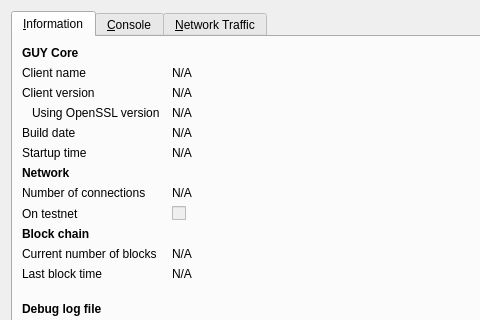
Old version of the form src/qt/forms/rpcconsole.ui in the repository spayse/uh; both pictures show x 0 to 480 and y 0 to 320 of the 740 by 450 pixel window.
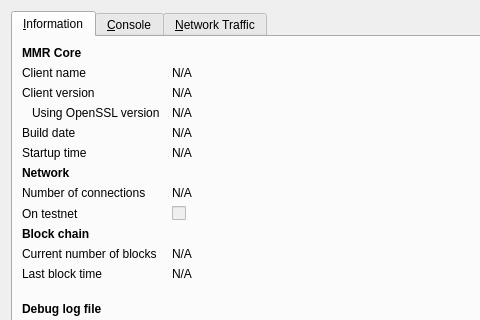
New version of the form. Icons and pictures are not drawn. Custom widgets are drawn as their Qt base class.

The edit to the form file:
```diff
--- a/src/qt/forms/rpcconsole.ui
+++ b/src/qt/forms/rpcconsole.ui
@@ -36,7 +36,7 @@
           </font>
          </property>
          <property name="text">
-          <string>GUY Core</string>
+          <string>MMR Core</string>
          </property>
         </widget>
        </item>
```
Left out of the diff: 6 changed lines with no effect on the pictures.
